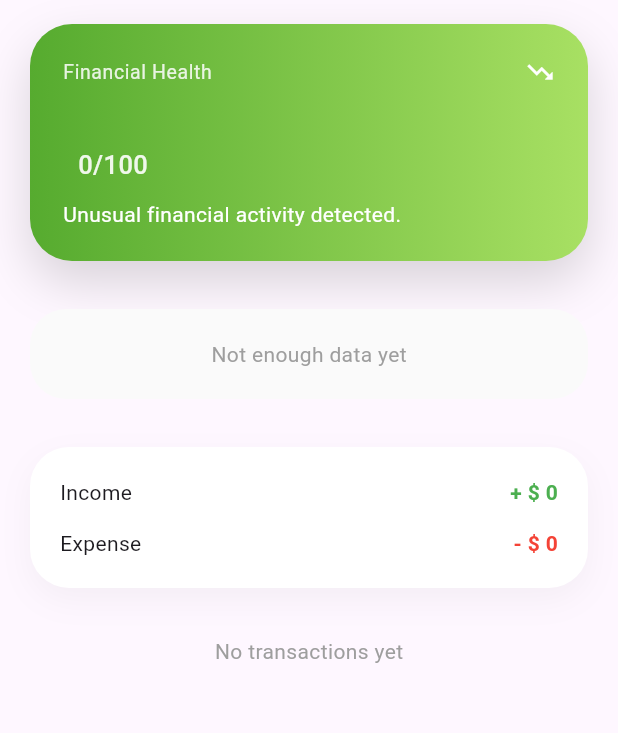
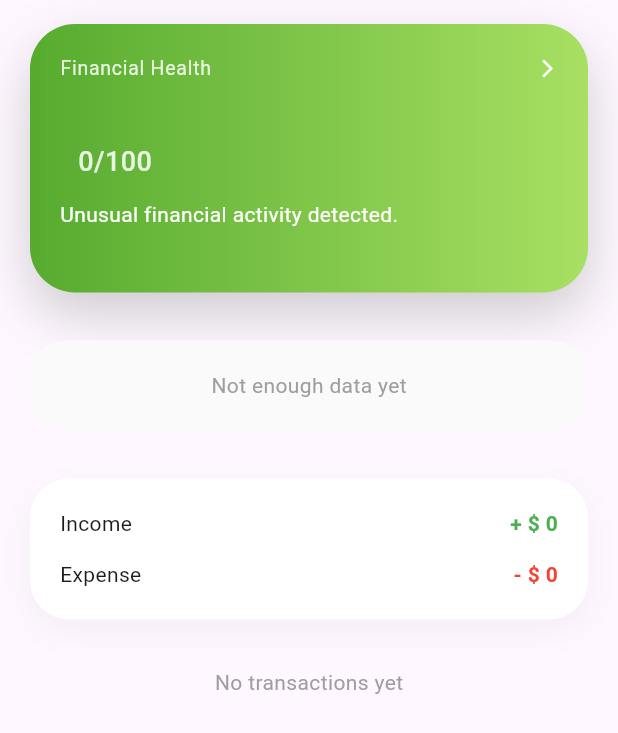
Before and after one commit to alvayonara/finguard-app, a Flutter app: the ActiveDashboard widget shown alone on an empty page, opened directly with empty values, on a phone screen of 412 x 824 dp. Shown: the top 733 px of the screen. Run offline on Flutter 3.47's test engine with Material 3 defaults, Android fonts, the phone set to English and light mode, and no system bars; our stand-ins replace dio, fl_chart, shared_preferences, shimmer; accounts and stored records are empty; network calls fail.

Commit message:
risk detail screen init

```diff
--- a/lib/features/dashboard/view/active_dashboard.dart
+++ b/lib/features/dashboard/view/active_dashboard.dart
@@ -2,7 +2,7 @@ import 'package:finguard_app/core/app_settings.dart';
 import 'package:finguard_app/core/utils/currency_formatter.dart';
 import 'package:finguard_app/core/utils/insight_resolver.dart';
 import 'package:finguard_app/features/dashboard/data/model/dashboard_response.dart';
-import 'package:finguard_app/features/risk/view/risk_trend_card.dart';
+import 'package:finguard_app/features/risk/view/widget/risk_trend_card.dart';
 import 'package:finguard_app/features/risk/viewmodel/risk_trend_viewmodel.dart';
 import 'package:flutter/material.dart';
 import 'package:provider/provider.dart';
@@ -47,30 +47,35 @@ class ActiveDashboard extends StatelessWidget {
   // ===================================================
   // HERO
   // ===================================================
-
   Widget _buildFinancialHero(BuildContext context, FinancialHealth health) {
-    return TweenAnimationBuilder<double>(
+    return GestureDetector(
+      onTap: () {
+        Navigator.pushNamed(context, '/risk-detail');
+      },
+      child: TweenAnimationBuilder<double>(
         tween: Tween(begin: 0, end: health.score.toDouble()),
         duration: const Duration(milliseconds: 900),
         curve: Curves.easeOutCubic,
-      builder: (context, animatedScore, _) {
-        return Container(
-          padding: const EdgeInsets.all(22),
+        builder: (context, animatedScore, child) {
+          return AnimatedContainer(
+            duration: const Duration(milliseconds: 600),
+            curve: Curves.easeInOut,
+            padding: const EdgeInsets.all(20),
             decoration: BoxDecoration(
               gradient: _gradient(health.level),
-            borderRadius: BorderRadius.circular(28),
+              borderRadius: BorderRadius.circular(30),
               boxShadow: [
                 BoxShadow(
-                color: Colors.black.withOpacity(0.15),
-                blurRadius: 28,
-                offset: const Offset(0, 14),
+                  color: Colors.black.withOpacity(0.18),
+                  blurRadius: 30,
+                  offset: const Offset(0, 15),
                 ),
               ],
             ),
             child: Column(
               crossAxisAlignment: CrossAxisAlignment.start,
               children: [
-              /// Header
+                /// Header + Arrow indicator
                 Row(
                   mainAxisAlignment: MainAxisAlignment.spaceBetween,
                   children: [
@@ -79,34 +84,41 @@ class ActiveDashboard extends StatelessWidget {
                       style: TextStyle(
                         color: Colors.white.withOpacity(0.85),
                         fontSize: 13,
-                      letterSpacing: 0.4,
+                        letterSpacing: 0.5,
                       ),
                     ),
-                  _miniTrendIcon(health),
+                    Row(
+                      children: const [
+                        Icon(
+                          Icons.arrow_forward_ios,
+                          size: 14,
+                          color: Colors.white,
+                        ),
+                      ],
+                    ),
                   ],
                 ),
 
-              const SizedBox(height: 16),
+                const SizedBox(height: 14),
 
-              /// Level + Score
                 Row(
                   crossAxisAlignment: CrossAxisAlignment.end,
                   children: [
                     Text(
                       health.level,
                       style: const TextStyle(
-                      fontSize: 34,
-                      fontWeight: FontWeight.w700,
+                        fontSize: 36,
+                        fontWeight: FontWeight.bold,
                         color: Colors.white,
                       ),
                     ),
-                  const SizedBox(width: 10),
+                    const SizedBox(width: 12),
                     Text(
                       "${animatedScore.toInt()}/100",
                       style: TextStyle(
-                      fontSize: 17,
+                        fontSize: 18,
+                        color: Colors.white.withOpacity(0.85),
                         fontWeight: FontWeight.w500,
-                      color: Colors.white.withOpacity(0.9),
                       ),
                     ),
                   ],
@@ -114,19 +126,15 @@ class ActiveDashboard extends StatelessWidget {
 
                 const SizedBox(height: 12),
 
-              /// Insight
                 Text(
                   InsightResolver.resolveInsight(context, health.topInsightKey),
-                style: const TextStyle(
-                  color: Colors.white,
-                  fontSize: 14,
-                  height: 1.3,
-                ),
+                  style: const TextStyle(color: Colors.white, fontSize: 14),
                 ),
 
+                const SizedBox(height: 6),
+
                 if (health.lastDetectedAt != null &&
-                  health.lastDetectedAt!.isNotEmpty) ...[
-                const SizedBox(height: 6),
+                    health.lastDetectedAt!.isNotEmpty)
                   Text(
                     "Updated ${health.lastDetectedAt}",
                     style: TextStyle(
@@ -134,19 +142,18 @@ class ActiveDashboard extends StatelessWidget {
                       fontSize: 12,
                     ),
                   ),
-              ],
 
-              if (health.recommendationKey.isNotEmpty) ...[
-                const SizedBox(height: 18),
+                const SizedBox(height: 16),
 
+                if (health.recommendationKey.isNotEmpty)
                   Container(
                     padding: const EdgeInsets.symmetric(
                       horizontal: 16,
                       vertical: 12,
                     ),
                     decoration: BoxDecoration(
-                    color: Colors.white.withOpacity(0.16),
-                    borderRadius: BorderRadius.circular(20),
+                      color: Colors.white.withOpacity(0.18),
+                      borderRadius: BorderRadius.circular(22),
                     ),
                     child: Row(
                       children: [
@@ -166,7 +173,6 @@ class ActiveDashboard extends StatelessWidget {
                               color: Colors.white,
                               fontSize: 13,
                               fontWeight: FontWeight.w500,
-                            height: 1.3,
                             ),
                           ),
                         ),
@@ -174,10 +180,10 @@ class ActiveDashboard extends StatelessWidget {
                     ),
                   ),
               ],
-            ],
             ),
           );
         },
+      ),
     );
   }
 
--- a/lib/features/dashboard/view/dashboard_screen.dart
+++ b/lib/features/dashboard/view/dashboard_screen.dart
@@ -1,6 +1,7 @@
 import 'package:finguard_app/features/dashboard/viewmodel/dashboard_viewmodel.dart';
 import 'package:finguard_app/features/risk/viewmodel/risk_trend_viewmodel.dart';
 import 'package:flutter/material.dart';
+import 'package:flutter/services.dart';
 import 'package:provider/provider.dart';
 
 import 'dashboard_shimmer.dart';
@@ -47,7 +48,9 @@ class _DashboardScreenState extends State<DashboardScreen> {
       );
     }
 
-    return Scaffold(
+    return AnnotatedRegion<SystemUiOverlayStyle>(
+      value: SystemUiOverlayStyle.dark,
+      child: Scaffold(
         body: SafeArea(
           child: RefreshIndicator(
             onRefresh: () async {
@@ -59,6 +62,7 @@ class _DashboardScreenState extends State<DashboardScreen> {
                 : ActiveDashboard(data: data),
           ),
         ),
+      ),
     );
   }
 }
--- /dev/null
+++ b/lib/features/risk/data/model/risk_detail_response.dart
@@ -0,0 +1,85 @@
+class RiskDetailResponse {
+  final String currentLevel;
+  final int score;
+  final String color;
+  final String topInsightKey;
+  final String recommendationKey;
+  final String? lastDetectedAt;
+  final List<RiskSignalSummary> activeSignalSummaries;
+  final List<RiskLevelChange> recentLevelChanges;
+
+  RiskDetailResponse({
+    required this.currentLevel,
+    required this.score,
+    required this.color,
+    required this.topInsightKey,
+    required this.recommendationKey,
+    required this.lastDetectedAt,
+    required this.activeSignalSummaries,
+    required this.recentLevelChanges,
+  });
+
+  factory RiskDetailResponse.fromJson(Map<String, dynamic> json) {
+    return RiskDetailResponse(
+      currentLevel: json['currentLevel'] ?? '',
+      score: json['score'] ?? 0,
+      color: json['color'] ?? '',
+      topInsightKey: json['topInsightKey'] ?? '',
+      recommendationKey: json['recommendationKey'] ?? '',
+      lastDetectedAt: json['lastDetectedAt'],
+      activeSignalSummaries:
+          (json['activeSignalSummaries'] as List?)
+              ?.map((e) => RiskSignalSummary.fromJson(e))
+              .toList() ??
+          [],
+      recentLevelChanges:
+          (json['recentLevelChanges'] as List?)
+              ?.map((e) => RiskLevelChange.fromJson(e))
+              .toList() ??
+          [],
+    );
+  }
+}
+
+class RiskSignalSummary {
+  final String signalType;
+  final String severity;
+  final int occurrences;
+  final String lastDetectedAt;
+
+  RiskSignalSummary({
+    required this.signalType,
+    required this.severity,
+    required this.occurrences,
+    required this.lastDetectedAt,
+  });
+
+  factory RiskSignalSummary.fromJson(Map<String, dynamic> json) {
+    return RiskSignalSummary(
+      signalType: json['signalType'] ?? '',
+      severity: json['severity'] ?? '',
+      occurrences: json['occurrences'] ?? 0,
+      lastDetectedAt: json['lastDetectedAt'] ?? '',
+    );
+  }
+}
+
+class RiskLevelChange {
+  final String oldLevel;
+  final String newLevel;
+  final String occurredAt;
+
+  RiskLevelChange({
+    required this.oldLevel,
+    required this.newLevel,
+    required this.occurredAt,
+  });
+
+  factory RiskLevelChange.fromJson(Map<String, dynamic> json) {
+    return RiskLevelChange(
+      oldLevel: json['oldLevel'] ?? '',
+      newLevel: json['newLevel'] ?? '',
+      occurredAt: json['occurredAt'] ?? '',
+    );
+  }
+}
--- a/lib/features/risk/data/risk_repository.dart
+++ b/lib/features/risk/data/risk_repository.dart
@@ -1,6 +1,7 @@
 import 'dart:convert';
 
 import 'package:finguard_app/core/network/api_client.dart';
+import 'package:finguard_app/features/risk/data/model/risk_detail_response.dart';
 import 'package:finguard_app/features/risk/data/model/risk_trend_item.dart';
 
 class RiskRepository {
@@ -16,4 +17,9 @@ class RiskRepository {
     final List<dynamic> points = json["points"] ?? [];
     return points.map((e) => RiskTrendItem.fromJson(e)).toList();
   }
+
+  Future<RiskDetailResponse> getDetail() async {
+    final response = await apiClient.dio.get("/v1/risk/detail");
+    return RiskDetailResponse.fromJson(response.data);
+  }
 }
--- /dev/null
+++ b/lib/features/risk/viewmodel/risk_detail_viewmodel.dart
@@ -0,0 +1,28 @@
+import 'package:finguard_app/features/risk/data/model/risk_detail_response.dart';
+import 'package:finguard_app/features/risk/data/risk_repository.dart';
+import 'package:flutter/foundation.dart';
+
+class RiskDetailViewmodel extends ChangeNotifier {
+  final RiskRepository repository;
+
+  bool isLoading = false;
+  String? error;
+  RiskDetailResponse? data;
+
+  RiskDetailViewmodel({required this.repository});
+
+  Future<void> load() async {
+    try {
+      isLoading = true;
+      notifyListeners();
+
+      data = await repository.getDetail();
+      error = null;
+    } catch (e) {
+      error = e.toString();
+    } finally {
+      isLoading = false;
+      notifyListeners();
+    }
+  }
+}
```
Also changed, not shown: lib/app.dart (+9 -0 lines), lib/features/risk/view/risk_detail_screen.dart (added, +362 -0 lines), lib/features/risk/view/widget/level_timeline_section.dart (added, +64 -0 lines), lib/features/risk/view/widget/signal_summary_card.dart (added, +74 -0 lines), lib/features/risk/view/widget/risk_trend_card.dart (renamed from lib/features/risk/view/risk_trend_card.dart). Lines whose indentation alone changed are shown as unchanged.
